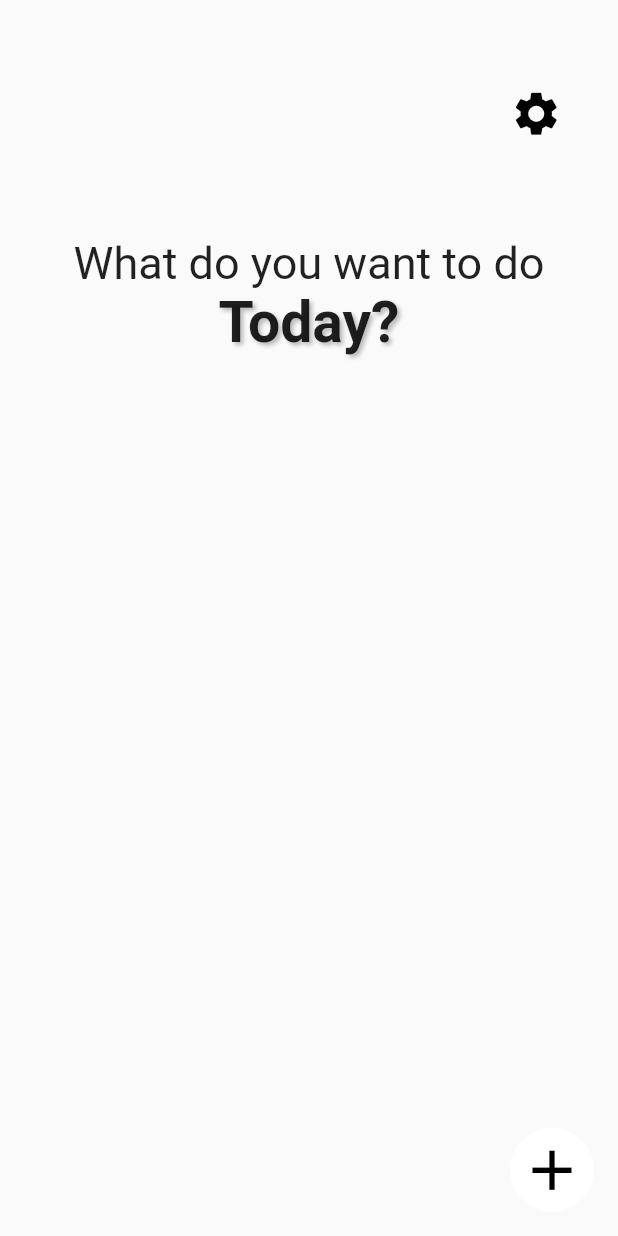
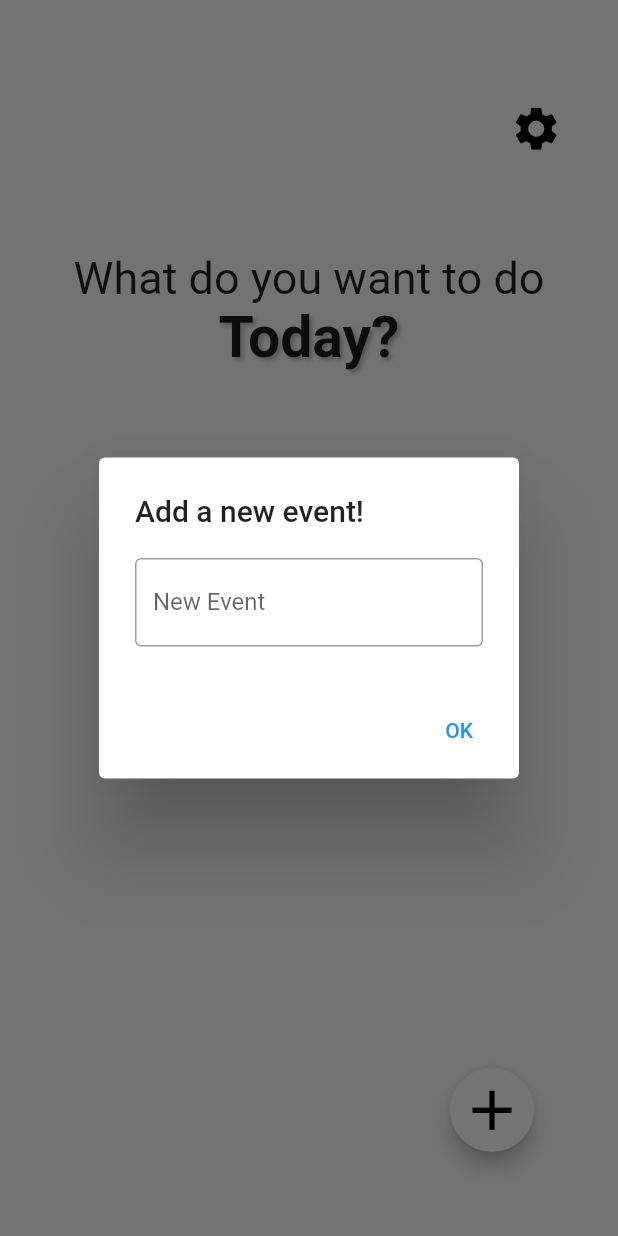
Before and after one commit to vpurohith/Today-Flutter, a Flutter app: the screen it shows after launch, after a tap on the "add" icon, on a phone screen of 412 x 824 dp. Run offline on Flutter 3.47's test engine with Material 2 defaults, Android fonts, the phone set to English and light mode, and no system bars; our stand-ins replace get, sqflite; accounts and stored records are empty.

Commit message:
new settings/theme functionality

```diff
--- a/lib/main.dart
+++ b/lib/main.dart
@@ -1,23 +1,200 @@
 import 'package:flutter/material.dart';
+import 'package:get/get.dart';
+import 'package:path/path.dart';
+import 'package:sqflite/sqflite.dart';
+import 'dart:developer';
 
-void main() {
-  runApp(const MyApp());
+import './toptext.dart';
+import './settingsbutton.dart';
+
+void main() async {
+  /*
+  WidgetsFlutterBinding.ensureInitialized();
+
+  final listbase = openDatabase(
+    join(await getDatabasesPath(), 'list_database.db'),
+    onCreate: (db, version) {
+      // Run the CREATE TABLE statement on the database.
+      return db.execute(
+        'CREATE TABLE events(id INTEGER PRIMARY KEY, eventName TEXT)',
+      );
+    },
+    version: 1,
+  );
+
+  Future<void> insertEvent(Event currEvent) async {
+    // Get a reference to the database.
+    final db = await listbase;
+
+    // Insert the Event into the correct table. You might also specify the
+    // `conflictAlgorithm` to use in case the same dog is inserted twice.
+    //
+    // In this case, replace any previous data.
+    await db.insert(
+      'events',
+      currEvent.toMap(),
+      conflictAlgorithm: ConflictAlgorithm.replace,
+    );
   }
 
-class MyApp extends StatelessWidget {
+  Future<List<Event>> events() async {
+    // Get a reference to the database.
+    final db = await listbase;
+
+    // Query the table for all The Dogs.
+    final List<Map<String, dynamic>> maps = await db.query('events');
+
+    // Convert the List<Map<String, dynamic> into a List<Dog>.
+    return List.generate(maps.length, (i) {
+      return Event(
+        id: maps[i]['id'],
+        eventName: maps[i]['eventName'],
+      );
+    });
+  }
+
+  Future<void> updateEvent(Event event) async {
+    // Get a reference to the database.
+    final db = await listbase;
+
+    // Update the given Dog.
+    await db.update(
+      'events',
+      event.toMap(),
+      // Ensure that the Dog has a matching id.
+      where: 'id = ?',
+      // Pass the Dog's id as a whereArg to prevent SQL injection.
+      whereArgs: [event.id],
+    );
+  }
+
+  Future<void> deleteEvent(int id) async {
+    // Get a reference to the database.
+    final db = await listbase;
+
+    // Remove the Dog from the database.
+    await db.delete(
+      'events',
+      // Use a `where` clause to delete a specific dog.
+      where: 'id = ?',
+      // Pass the Dog's id as a whereArg to prevent SQL injection.
+      whereArgs: [id],
+    );
+  }
+
+  var testEvent = Event(
+    id: 0,
+    eventName: 'Drink Protein Powder',
+  );
+
+  await insertEvent(testEvent);
+
+  print(events());
+
+  testEvent = Event(
+    id: testEvent.id,
+    eventName: 'Drink Two Shakes of Protein Powder',
+  );
+  await updateEvent(testEvent);
+
+  print(await events());
+
+  await deleteEvent(testEvent.id);
+
+  print(await events());
+  */
+  runApp(const MaterialApp(
+    home: MyApp(),
+  ));
+}
+
+class Event {
+  final int id;
+  final String eventName;
+  Event({
+    required this.id,
+    required this.eventName,
+  });
+
+  Map<String, dynamic> toMap() {
+    return {
+      'id': id,
+      'eventName': eventName,
+    };
+  }
+
+  @override
+  String toString() {
+    return 'Event{id: $id, eventName: $eventName}';
+  }
+}
+
+class MyApp extends StatefulWidget {
   const MyApp({Key? key}) : super(key: key);
+  @override
+  State<StatefulWidget> createState() {
+    return _MyAppState();
+  }
+}
+
+class _MyAppState extends State<MyApp> {
+  TextEditingController nameController = TextEditingController();
+
+  List<String> entries = <String>[];
+  List<int> colorCodes = <int>[];
+
+  void addItemToList() {
+    setState(() {
+      entries.insert(entries.length, nameController.text);
+      colorCodes.insert(colorCodes.length, 200);
+    });
+  }
 
   @override
   Widget build(BuildContext context) {
-    return MaterialApp(
-        title: 'Today Calendar App',
+    return GetMaterialApp(
+        // Remove the debug banner
+        debugShowCheckedModeBanner: false,
+        darkTheme: ThemeData.dark(),
+        themeMode: ThemeMode.system,
         home: Scaffold(
           body: Column(
-            children: [SettingsButton(), TopText()],
+            children: [
+              const SettingsButton(),
+              const TopText(),
+              EventListView(entries: entries, colorCodes: colorCodes)
+            ],
           ),
-          floatingActionButton: FloatingActionButton(
-            onPressed: () {
-              // Add your onPressed code here!
+          floatingActionButtonLocation: FloatingActionButtonLocation.endFloat,
+          floatingActionButton: Padding(
+            padding: const EdgeInsets.only(
+              bottom: 40.0,
+              right: 40.0,
+            ),
+            child: FloatingActionButton(
+              onPressed: () => {
+                showDialog<String>(
+                  context: context,
+                  builder: (BuildContext context) => AlertDialog(
+                    title: const Text('Add a new event!'),
+                    content: TextField(
+                      controller: nameController,
+                      decoration: const InputDecoration(
+                        border: OutlineInputBorder(),
+                        labelText: 'New Event',
+                      ),
+                    ),
+                    actions: <Widget>[
+                      TextButton(
+                        onPressed: () => {
+                          Navigator.pop(context, 'OK'),
+                          addItemToList(),
+                        },
+                        child: const Text('OK'),
+                      ),
+                    ],
+                  ),
+                ),
               },
               child: const Icon(
                 Icons.add,
@@ -25,85 +202,37 @@ class MyApp extends StatelessWidget {
                 color: Colors.black,
               ),
               backgroundColor: Colors.white,
-            elevation: 0,
+              elevation: 5,
+            ),
           ),
         ));
   }
 }
 
-class SettingsButton extends StatefulWidget {
-  const SettingsButton({Key? key}) : super(key: key);
+class EventListView extends StatelessWidget {
+  const EventListView({
+    Key? key,
+    required this.entries,
+    required this.colorCodes,
+  }) : super(key: key);
+
+  final List<String> entries;
+  final List<int> colorCodes;
 
   @override
-  State<StatefulWidget> createState() {
-    return _SettingsButtonState();
+  Widget build(BuildContext context) {
+    return Expanded(
+        child: ListView.builder(
+            padding: const EdgeInsets.all(8),
+            itemCount: entries.length,
+            itemBuilder: (BuildContext context, int index) {
+              return Card(
+                  elevation: 3.0,
+                  child: Container(
+                    height: 50,
+                    color: Colors.red[colorCodes[index]],
+                    child: Center(child: Text(entries[index])),
+                  ));
+            }));
   }
 }
-
-class _SettingsButtonState extends State<SettingsButton> {
-  @override
-  Widget build(BuildContext context) {
-    return Container(
-      margin: const EdgeInsets.only(top: 50.0, left: 300.0),
-      child: IconButton(
-        icon: const Icon(
-          Icons.settings,
-          color: Colors.black,
-          size: 35.0,
-        ),
-        onPressed: () {
-          showDialog<String>(
-            context: context,
-            builder: (BuildContext context) => AlertDialog(
-              title: const Text('This is the settings alert!'),
-              content:
-                  const Text('Change this onPressed to go to settings page!'),
-              actions: <Widget>[
-                TextButton(
-                  onPressed: () => Navigator.pop(context, 'OK'),
-                  child: const Text('OK'),
-                ),
-              ],
-            ),
-          );
-        },
-      ),
-    );
-  }
-}
-
-class TopText extends StatelessWidget {
-  const TopText({Key? key}) : super(key: key);
-  @override
-  Widget build(BuildContext context) {
-    return Column(
-      children: [
-        Container(
-          margin: const EdgeInsets.only(top: 60.0),
-          child: Column(
-            children: <Widget>[
-              const Center(
-                child: Text('What do you want to do',
-                    style: TextStyle(fontSize: 30)),
-              ),
-              Center(
-                child: Text(
-                  'Today?',
-                  style: TextStyle(
-                      fontSize: 38,
-                      fontWeight: FontWeight.bold,
-                      shadows: [
-                        Shadow(
-                            color: Colors.black.withOpacity(0.25),
-                            offset: const Offset(2, 2),
-                            blurRadius: 3),
-                      ]),
-                ),
-              ),
-            ],
-          ),
-        )
-      ],
-    );
-  }
-}
--- /dev/null
+++ b/lib/settingsbutton.dart
@@ -0,0 +1,33 @@
+import 'package:flutter/material.dart';
+import './settingsscreen.dart';
+
+class SettingsButton extends StatefulWidget {
+  const SettingsButton({Key? key}) : super(key: key);
+
+  @override
+  State<StatefulWidget> createState() {
+    return _SettingsButtonState();
+  }
+}
+
+class _SettingsButtonState extends State<SettingsButton> {
+  @override
+  Widget build(BuildContext context) {
+    return Container(
+      margin: const EdgeInsets.only(top: 60.0, left: 300.0),
+      child: IconButton(
+        icon: const Icon(
+          Icons.settings,
+          color: Colors.black,
+          size: 35.0,
+        ),
+        onPressed: () {
+          Navigator.push(
+            context,
+            MaterialPageRoute(builder: (context) => const SettingsScreen()),
+          );
+        },
+      ),
+    );
+  }
+}
--- /dev/null
+++ b/lib/settingsscreen.dart
@@ -0,0 +1,36 @@
+import 'package:flutter/material.dart';
+import 'package:get/get.dart';
+// import 'package:shared_preferences/shared_preferences.dart';
+
+class SettingsScreen extends StatelessWidget {
+  const SettingsScreen({Key? key}) : super(key: key);
+  @override
+  Widget build(BuildContext context) {
+    return Scaffold(
+        body: Container(
+            margin: const EdgeInsets.only(top: 60.0),
+            child: Center(
+                child: Column(children: <Widget>[
+              Container(
+                margin: const EdgeInsets.only(left: 300.0),
+                child: IconButton(
+                  icon: const Icon(
+                    Icons.settings,
+                    color: Colors.black,
+                    size: 35.0,
+                  ),
+                  onPressed: () {
+                    Navigator.pop(context);
+                  },
+                ),
+              ),
+              IconButton(
+                  icon: const Icon(Icons.lightbulb),
+                  onPressed: () async {
+                    Get.isDarkMode
+                        ? Get.changeTheme(ThemeData.light())
+                        : Get.changeTheme(ThemeData.dark());
+                  }),
+            ]))));
+  }
+}
--- /dev/null
+++ b/lib/toptext.dart
@@ -0,0 +1,38 @@
+import 'package:flutter/material.dart';
+
+class TopText extends StatelessWidget {
+  const TopText({Key? key}) : super(key: key);
+  @override
+  Widget build(BuildContext context) {
+    return Column(
+      children: [
+        Container(
+          // color: Colors.pink,
+          margin: const EdgeInsets.only(top: 60.0),
+          child: Column(
+            children: <Widget>[
+              const Center(
+                child: Text('What do you want to do',
+                    style: TextStyle(fontSize: 30)),
+              ),
+              Center(
+                child: Text(
+                  'Today?',
+                  style: TextStyle(
+                      fontSize: 38,
+                      fontWeight: FontWeight.bold,
+                      shadows: [
+                        Shadow(
+                            color: Colors.black.withOpacity(0.25),
+                            offset: const Offset(2, 2),
+                            blurRadius: 3),
+                      ]),
+                ),
+              ),
+            ],
+          ),
+        )
+      ],
+    );
+  }
+}
--- a/pubspec.yaml
+++ b/pubspec.yaml
@@ -34,6 +34,11 @@ dependencies:
   # The following adds the Cupertino Icons font to your application.
   # Use with the CupertinoIcons class for iOS style icons.
   cupertino_icons: ^1.0.2
+  shared_preferences: ^2.0.8
+  provider: ^6.0.1
+  get: ^4.3.8
+  sqflite:
+  path:
 
 dev_dependencies:
   flutter_test:
```
Also changed, not shown: pubspec.lock. Lines whose indentation alone changed are shown as unchanged.
